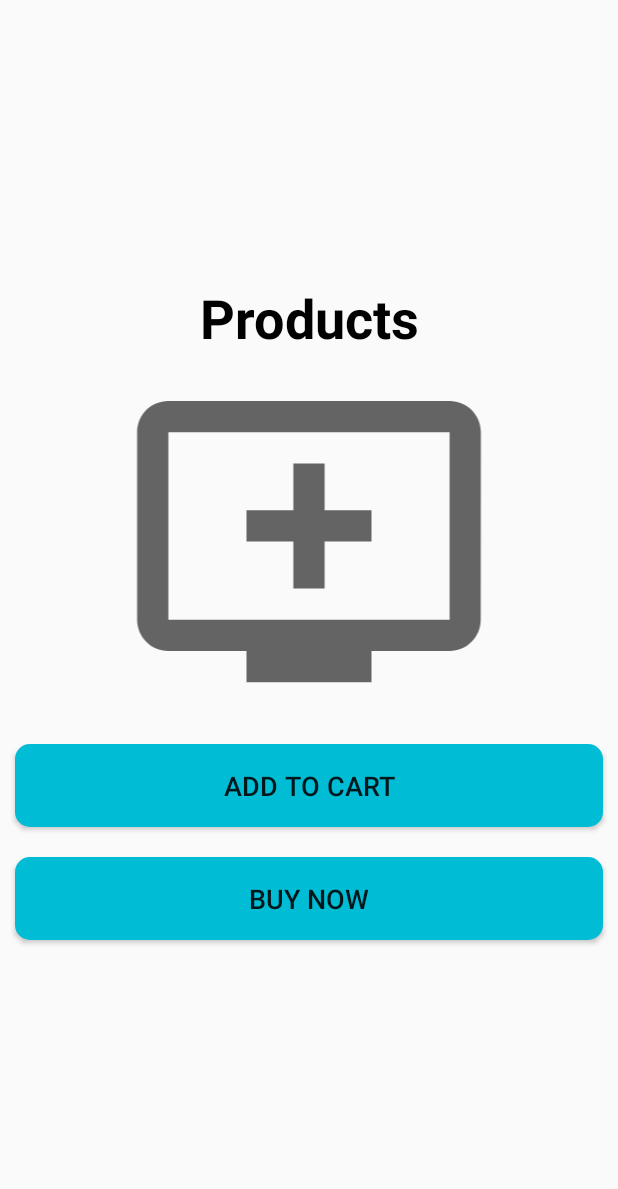
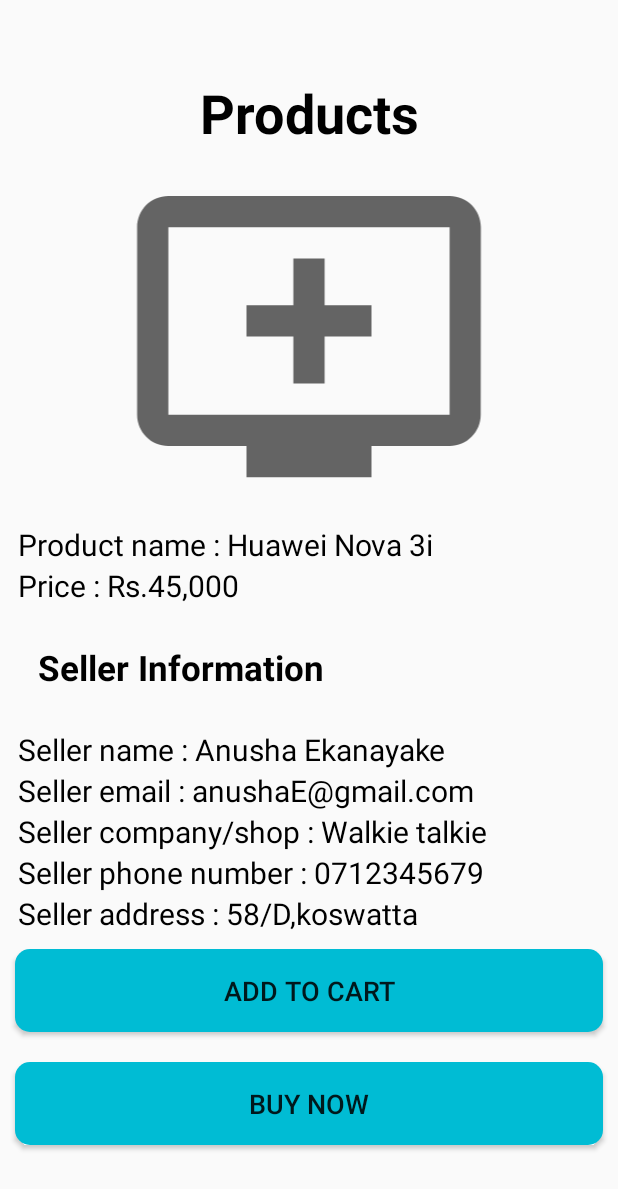
Before and after one commit to rusiruavb/SellDroid, an Android app: the fragment ProductPage shown on its own in the app's theme, on a phone screen of 412 x 824 dp. Shown: the top 1189 px of the screen. Run offline under Robolectric (Android 15) with nearby library versions, the light colour scheme and no system bars.

Commit message:
NITH /product page

```diff
--- a/app/src/main/res/layout/fragment_product_page.xml
+++ b/app/src/main/res/layout/fragment_product_page.xml
@@ -31,6 +31,89 @@
                 android:layout_marginEnd="12dp"
                 android:src="@drawable/ic_add_product"/>
 
+            <TextView
+                android:layout_width="match_parent"
+                android:layout_height="wrap_content"
+                android:layout_marginStart="12dp"
+                android:layout_marginEnd="12dp"
+                android:textAppearance="?android:textAppearanceMedium"
+                android:text="Product name : Huawei Nova 3i"
+                android:textSize="20dp"
+                android:textColor="@color/textColor"/>
+
+            <TextView
+                android:layout_width="match_parent"
+                android:layout_height="wrap_content"
+                android:layout_marginStart="12dp"
+                android:layout_marginEnd="12dp"
+                android:textAppearance="?android:textAppearanceMedium"
+                android:text="Price : Rs.45,000"
+                android:textSize="20dp"
+                android:textColor="@color/textColor"/>
+
+            <TextView
+                android:layout_width="match_parent"
+                android:layout_height="wrap_content"
+                android:layout_marginStart="12dp"
+                android:layout_marginEnd="12dp"
+                android:layout_margin="10dp"
+                android:padding="15dp"
+                android:textAppearance="?android:textAppearanceMedium"
+                android:text="Seller Information"
+                android:textSize="23dp"
+                android:textStyle="bold"
+                android:textColor="@color/textColor"/>
+
+            <TextView
+                android:layout_width="match_parent"
+                android:layout_height="wrap_content"
+                android:layout_marginStart="12dp"
+                android:layout_marginEnd="12dp"
+                android:textAppearance="?android:textAppearanceMedium"
+                android:text="Seller name : Anusha Ekanayake"
+                android:textSize="20dp"
+                android:textColor="@color/textColor"/>
+
+            <TextView
+                android:layout_width="match_parent"
+                android:layout_height="wrap_content"
+                android:layout_marginStart="12dp"
+                android:layout_marginEnd="12dp"
+                android:textAppearance="?android:textAppearanceMedium"
+                android:text="Seller email : anushaE@gmail.com"
+                android:textSize="20dp"
+                android:textColor="@color/textColor"/>
+
+            <TextView
+                android:layout_width="match_parent"
+                android:layout_height="wrap_content"
+                android:layout_marginStart="12dp"
+                android:layout_marginEnd="12dp"
+                android:textAppearance="?android:textAppearanceMedium"
+                android:text="Seller company/shop : Walkie talkie "
+                android:textSize="20dp"
+                android:textColor="@color/textColor"/>
+
+            <TextView
+                android:layout_width="match_parent"
+                android:layout_height="wrap_content"
+                android:layout_marginStart="12dp"
+                android:layout_marginEnd="12dp"
+                android:textAppearance="?android:textAppearanceMedium"
+                android:text="Seller phone number : 0712345679 "
+                android:textSize="20dp"
+                android:textColor="@color/textColor"/>
+
+            <TextView
+                android:layout_width="match_parent"
+                android:layout_height="wrap_content"
+                android:layout_marginStart="12dp"
+                android:layout_marginEnd="12dp"
+                android:textAppearance="?android:textAppearanceMedium"
+                android:text="Seller address : 58/D,koswatta "
+                android:textSize="20dp"
+                android:textColor="@color/textColor"/>
+
             <Button
                 android:layout_width="match_parent"
                 android:layout_height="wrap_content"
```
